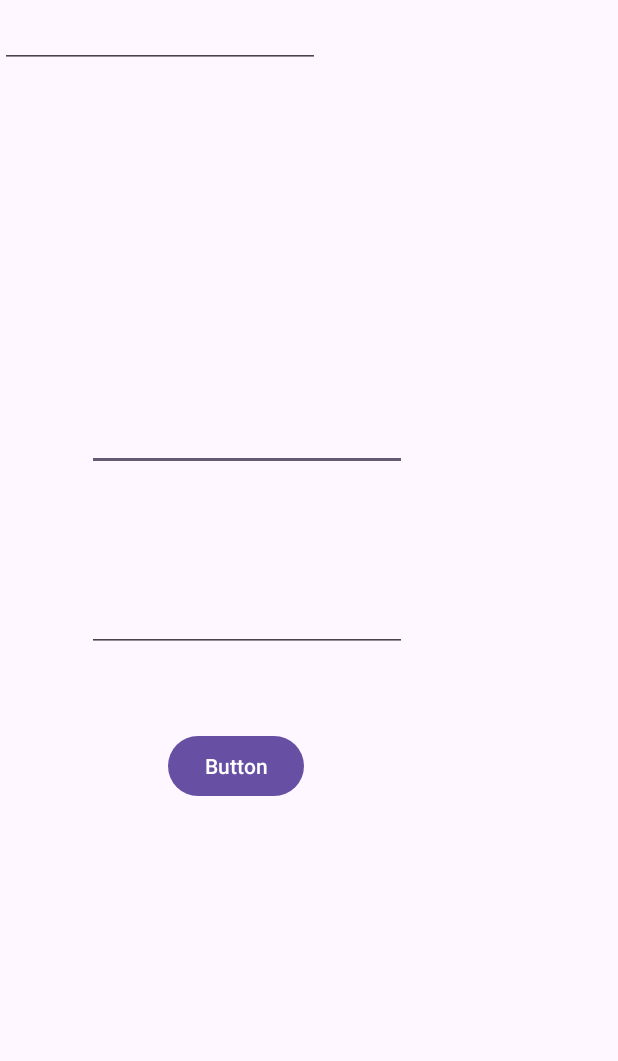
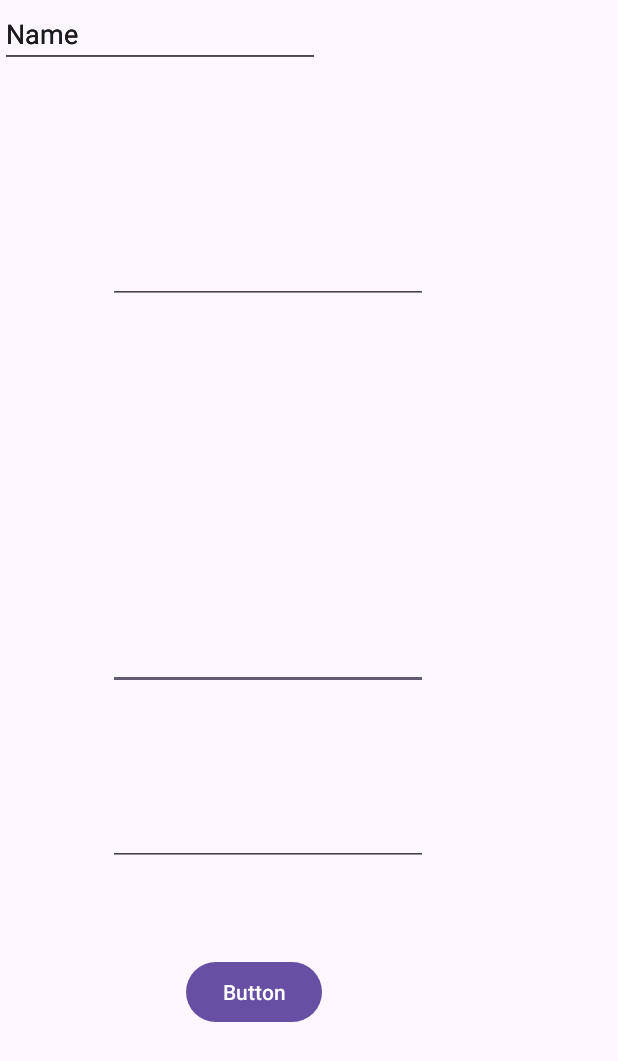
Before and after one commit to mgolegario/LuFit, an Android app: the layout activity_cadastro.xml on its own in the app's theme, with its tools: preview values and no code run, on a phone screen of 412 x 824 dp. Shown: the top 1061 px of the screen. Run offline under Robolectric (Android 15) with nearby library versions, the phone set to English and light mode, and no system bars.

Commit message:
Telas: tentando arrumar o db

```diff
--- a/app/src/main/java/com/example/lufit/Conversa.java
+++ b/app/src/main/java/com/example/lufit/Conversa.java
@@ -105,8 +105,8 @@ public class Conversa extends AppCompatActivity {
                             Intent i = new Intent(Conversa.this, Home.class);
                             b = new Bundle();
                             b.putString("nome", nome);
-                            b.putString("altura", String.valueOf(altura));
-                            b.putString("peso", String.valueOf(peso));
+                            b.putFloat("altura", altura);
+                            b.putFloat("peso", peso);
                             b.putString("projeto", projeto);
 
                             i.putExtras(b);
--- /dev/null
+++ b/app/src/main/java/com/example/lufit/Model.java
@@ -0,0 +1,5 @@
+package com.example.lufit;
+
+public class Model {
+    String usuario, projeto, altura, peso;
+}
--- a/app/src/main/res/layout/activity_cadastro.xml
+++ b/app/src/main/res/layout/activity_cadastro.xml
@@ -11,40 +11,74 @@
         android:id="@+id/edt_email_cadastro"
         android:layout_width="wrap_content"
         android:layout_height="wrap_content"
-        android:layout_marginBottom="75dp"
+        android:layout_marginBottom="72dp"
         android:ems="10"
         android:inputType="textEmailAddress"
         app:layout_constraintBottom_toTopOf="@+id/edt_senha_cadastro"
         app:layout_constraintEnd_toEndOf="@+id/edt_senha_cadastro"
+        app:layout_constraintHorizontal_bias="0.0"
         app:layout_constraintStart_toStartOf="@+id/edt_senha_cadastro" />
+
+    <Button
+        android:id="@+id/btn_cadastro"
+        android:layout_width="wrap_content"
+        android:layout_height="wrap_content"
+        android:layout_marginStart="52dp"
+        android:layout_marginTop="60dp"
+        android:text="Button"
+        app:layout_constraintStart_toStartOf="@+id/edt_senha_cadastro"
+        app:layout_constraintTop_toBottomOf="@+id/edt_senha_cadastro" />
 
     <EditText
         android:id="@+id/edt_senha_cadastro"
         android:layout_width="wrap_content"
         android:layout_height="wrap_content"
-        android:layout_marginStart="58dp"
+        android:layout_marginStart="72dp"
         android:ems="10"
         android:inputType="textPassword"
         app:layout_constraintBottom_toBottomOf="parent"
         app:layout_constraintStart_toStartOf="parent"
-        app:layout_constraintTop_toTopOf="parent" />
-
-    <Button
-        android:id="@+id/btn_cadastro"
-        android:layout_width="wrap_content"
-        android:layout_height="wrap_content"
-        android:layout_marginStart="54dp"
-        android:layout_marginTop="52dp"
-        android:text="Button"
-        app:layout_constraintStart_toStartOf="@+id/edt_senha_cadastro"
-        app:layout_constraintTop_toBottomOf="@+id/edt_senha_cadastro" />
+        app:layout_constraintTop_toTopOf="parent"
+        app:layout_constraintVertical_bias="0.683" />
 
     <EditText
         android:id="@+id/edt_usuario"
         android:layout_width="wrap_content"
         android:layout_height="wrap_content"
+        android:layout_marginTop="157dp"
         android:ems="10"
         android:inputType="text"
-        tools:layout_editor_absoluteX="58dp"
-        tools:layout_editor_absoluteY="157dp" />
+        app:layout_constraintEnd_toEndOf="@+id/edt_email_cadastro"
+        app:layout_constraintStart_toStartOf="@+id/edt_email_cadastro"
+        app:layout_constraintTop_toTopOf="parent" />
+
+    <EditText
+        android:id="@+id/edt_altura"
+        android:layout_width="wrap_content"
+        android:layout_height="wrap_content"
+        android:ems="10"
+        android:inputType="text"
+        android:text="Name"
+        tools:layout_editor_absoluteX="76dp"
+        tools:layout_editor_absoluteY="227dp" />
+
+    <EditText
+        android:id="@+id/edt_peso"
+        android:layout_width="wrap_content"
+        android:layout_height="wrap_content"
+        android:ems="10"
+        android:inputType="text"
+        android:text="Name"
+        tools:layout_editor_absoluteX="82dp"
+        tools:layout_editor_absoluteY="307dp" />
+
+    <EditText
+        android:id="@+id/edt_plano"
+        android:layout_width="wrap_content"
+        android:layout_height="wrap_content"
+        android:ems="10"
+        android:inputType="text"
+        android:text="Name"
+        tools:layout_editor_absoluteX="76dp"
+        tools:layout_editor_absoluteY="55dp" />
 </androidx.constraintlayout.widget.ConstraintLayout>
```
Also changed, not shown: app/src/main/java/com/example/lufit/Cadastro.java (+13 -1 lines), app/src/main/java/com/example/lufit/DBHelper.java (+15 -3 lines), app/src/main/java/com/example/lufit/HomeFragment.java (+12 -8 lines), app/src/main/java/com/example/lufit/Login.java (+17 -15 lines), 1 other file.
